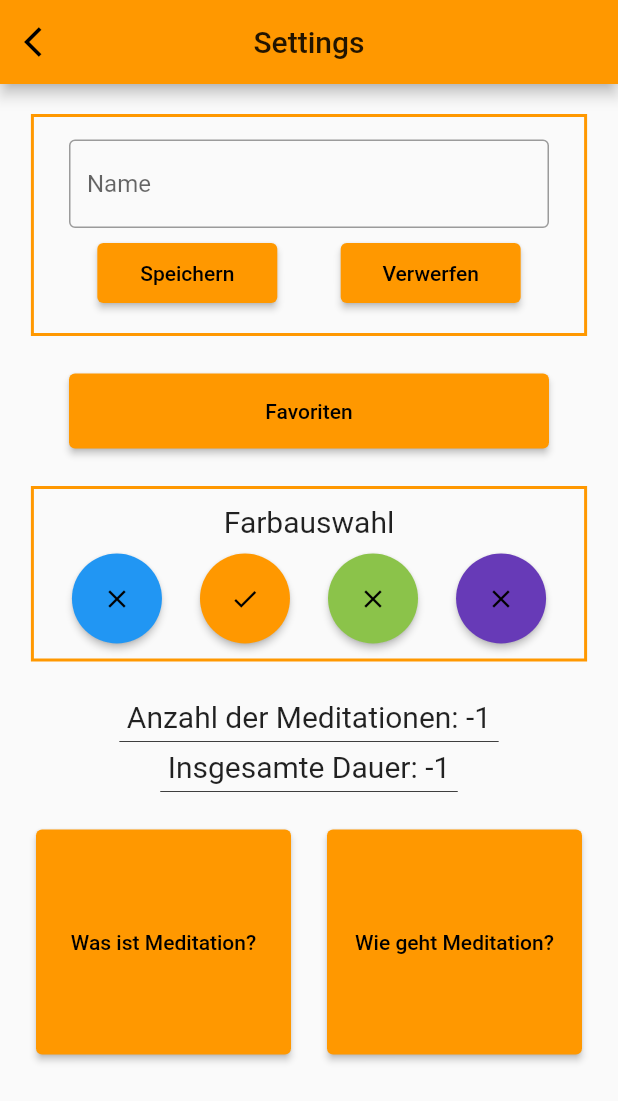
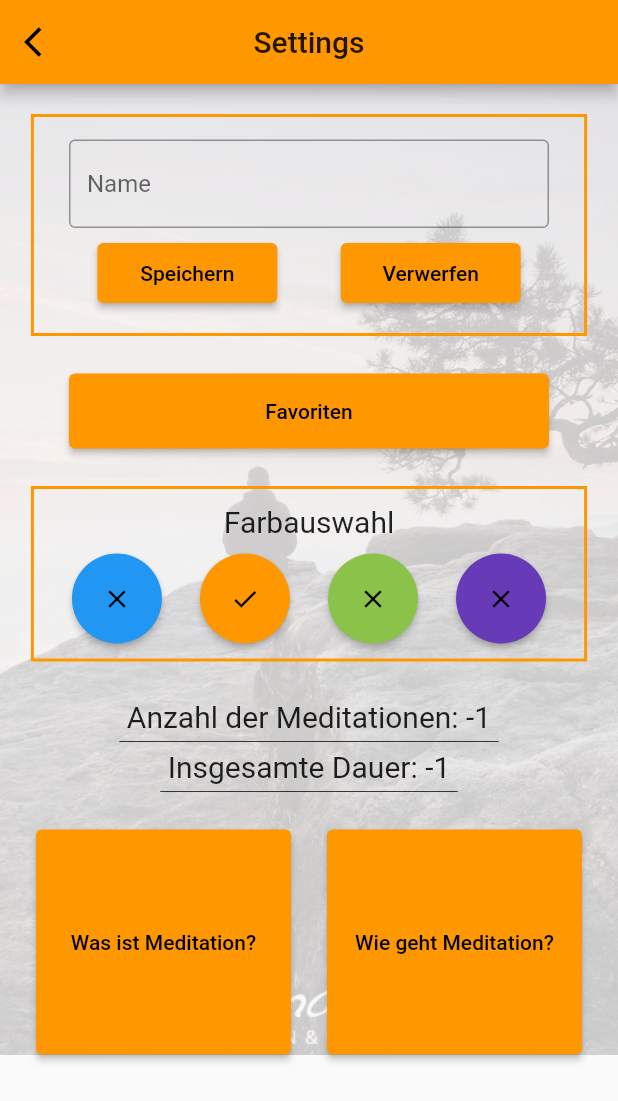
Before and after one commit to PascalWitzel/meditations_app, a Flutter app: the favlisteScreen screen opened directly, after a tap on the "settings" icon, on a phone screen of 412 x 824 dp. Shown: the top 1101 px of the screen. Run offline on Flutter 3.47's test engine with Material 2 defaults, Android fonts, the phone set to English and light mode, and no system bars; our stand-ins replace animated_splash_screen, audioplayers, google_fonts, shared_preferences; missing offline and left inert: confirm_dialog; accounts and stored records are empty.

Commit message:
Hintergrundbilder in Settings (random) und Favliste (ein festes Bild)

```diff
--- a/lib/screens/favliste.dart
+++ b/lib/screens/favliste.dart
@@ -1,3 +1,4 @@
+
 import 'package:flutter/material.dart';
 import 'appbar.dart';
 import 'package:shared_preferences/shared_preferences.dart';
@@ -14,6 +15,12 @@ class _favlisteScreenState extends State<favlisteScreen> {
   String setFavMed = "";
   String getFavMed = "";
   Icon fav;
+  List<String> images = [
+    "assets/images/Download.jpg",
+    "assets/images/Steinturm02.jpg",
+    "assets/images/Meditation Berg.jpg",
+    "assets/images/Meditation Ozean.jpg",
+  ];
 
   List<String> favorites = [
     "Kurz 3:00 Stumm",
@@ -76,7 +83,16 @@ class _favlisteScreenState extends State<favlisteScreen> {
   Widget build(BuildContext context) {
     return Scaffold(
       appBar: appbarback(context, "Favoriten"),
-      body: ListView.builder(
+      body: Container(
+        decoration: BoxDecoration(
+          image: DecorationImage(
+            fit: BoxFit.cover,
+            colorFilter: new ColorFilter.mode(
+                Colors.black.withOpacity(0.2), BlendMode.dstATop),
+            image: AssetImage(images[2]),
+          ),
+        ),
+        child: ListView.builder(
             itemCount: favorites.length,
             itemBuilder: (context, index) {
               buttonSetzen(index);
@@ -115,6 +131,7 @@ class _favlisteScreenState extends State<favlisteScreen> {
                 ),
               );
             }),
+      ),
     );
   }
 }
--- a/lib/screens/settingsScreen.dart
+++ b/lib/screens/settingsScreen.dart
@@ -1,3 +1,5 @@
+import 'dart:math';
+
 import 'package:flutter/material.dart';
 import 'package:meditations_app/screens/was_ist_meditation.dart';
 import 'package:meditations_app/screens/wie_geht_meditation.dart';
@@ -17,6 +19,13 @@ class _settingsScreenState extends State<settingsScreen> {
   TextEditingController _controller = TextEditingController(text: "");
   int anzMed = 0;
   int dauerMed = 0;
+  List<String> images = [
+    "assets/images/Download.jpg",
+    "assets/images/Steinturm02.jpg",
+    "assets/images/Meditation Berg.jpg",
+    "assets/images/Meditation Ozean.jpg",
+  ];
+  var random = new Random();
 
   Future<void> _setStringSharedPref() async {
     SharedPreferences prefs = await SharedPreferences.getInstance();
@@ -58,7 +67,16 @@ class _settingsScreenState extends State<settingsScreen> {
 
     return Scaffold(
       appBar: appbarSetting(context, "Settings"),
-      body: SingleChildScrollView(
+      body: Container(
+        decoration: BoxDecoration(
+          image: DecorationImage(
+            fit: BoxFit.cover,
+            colorFilter: new ColorFilter.mode(
+                Colors.black.withOpacity(0.2), BlendMode.dstATop),
+            image: AssetImage(images[random.nextInt(images.length - 1)]),
+          ),
+        ),
+        child: SingleChildScrollView(
           child: Column(
             children: [
               Padding(
@@ -302,6 +320,7 @@ class _settingsScreenState extends State<settingsScreen> {
             ],
           ),
         ),
+      ),
     );
   }
 
```
Lines whose indentation alone changed are shown as unchanged.
